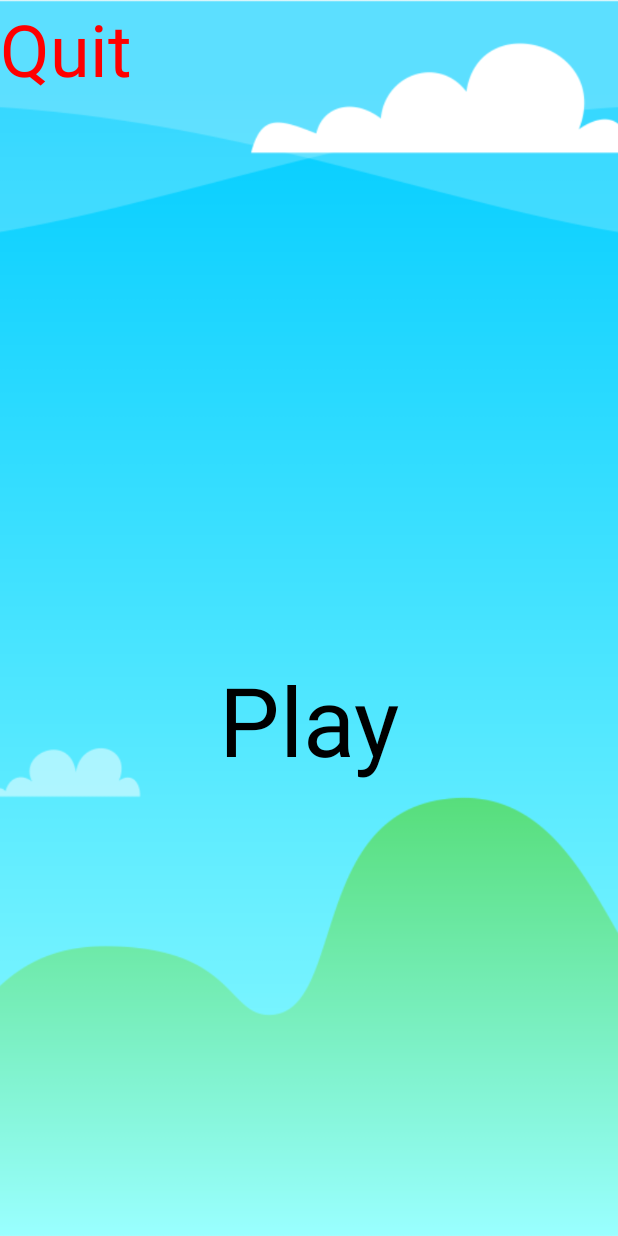
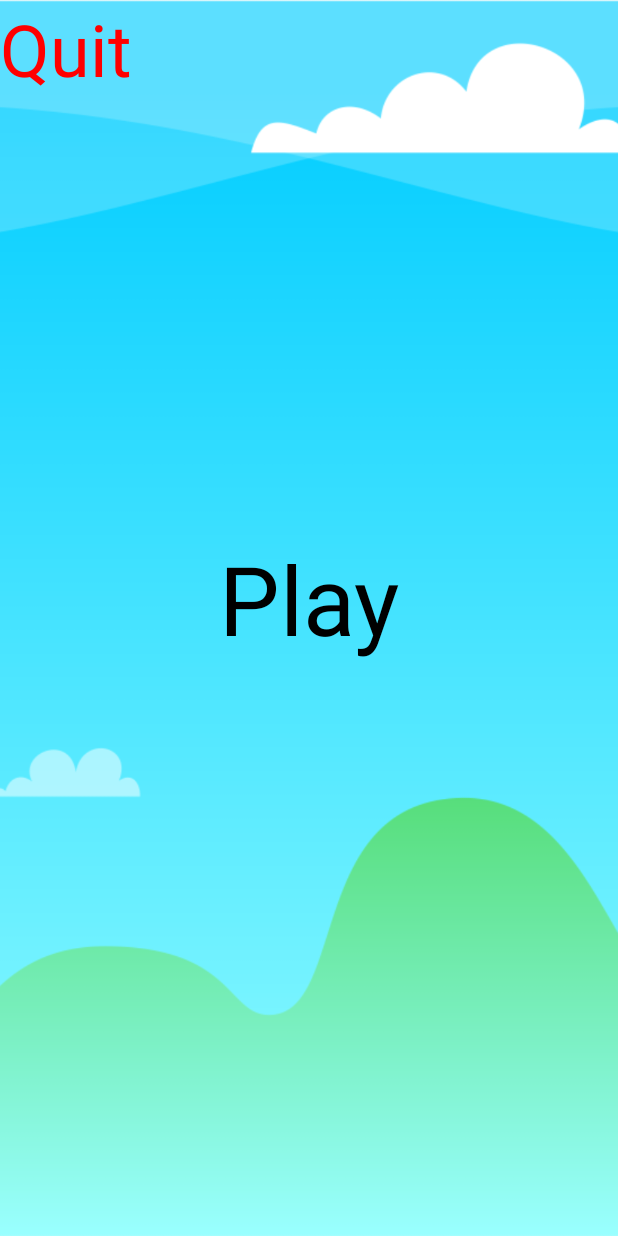
Before and after one commit to SELC-ISU/2DMultiplayer, an Android app: the layout activity_main.xml on its own in the app's theme, with its tools: preview values and no code run, on a phone screen of 412 x 824 dp. Run offline under Robolectric (Android 15) with nearby library versions, the phone set to English and light mode, and no system bars.

```diff
--- a/app/src/main/res/layout/activity_main.xml
+++ b/app/src/main/res/layout/activity_main.xml
@@ -42,8 +42,8 @@
         app:layout_constraintBottom_toBottomOf="@+id/imageView"
         app:layout_constraintEnd_toEndOf="parent"
         app:layout_constraintStart_toStartOf="parent"
-        app:layout_constraintTop_toTopOf="parent" />
-
+        app:layout_constraintTop_toTopOf="parent"
+        app:layout_constraintVertical_bias="0.366" />
 
 
 </androidx.constraintlayout.widget.ConstraintLayout>
```
Also changed, not shown: app/src/main/java/com/example/a2dgame/AcceptThread.java (+5 -4 lines), app/src/main/java/com/example/a2dgame/BluetoothService.java (+17 -1 lines), app/src/main/java/com/example/a2dgame/ConnectThread.java (+14 -5 lines), app/src/main/java/com/example/a2dgame/MainActivity.java (+9 -2 lines).
